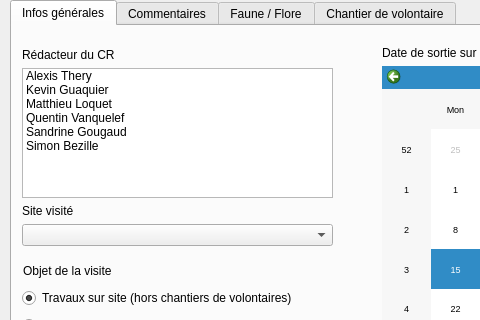
VincentD/bdtravaux, file ui_bdtravaux_sortie.ui: the form before one commit; both pictures show x 0 to 480 and y 0 to 320 of the 806 by 553 pixel window.
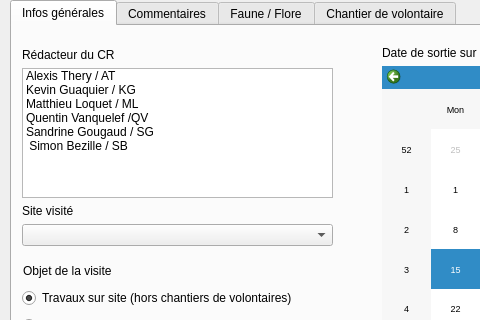
The form after the commit.

Commit message: Issue #35 : rétablissement des observateurs dans la combobox "sortie "du module "operations" Issue #36 : bugs dûs à la présence d'apostrophes dans les textes résolus. "Pas de GH" : item ajouté à la liste "opprev" du module "operations", tant que les GH n'ont pas été saisis pour tous les sites.

Patch:
```diff
--- a/ui_bdtravaux_sortie.ui
+++ b/ui_bdtravaux_sortie.ui
@@ -87,32 +87,32 @@
         </property>
         <item>
          <property name="text">
-          <string>Alexis Thery</string>
+          <string>Alexis Thery / AT</string>
          </property>
         </item>
         <item>
          <property name="text">
-          <string>Kevin Guaquier</string>
+          <string>Kevin Guaquier / KG</string>
          </property>
         </item>
         <item>
          <property name="text">
-          <string>Matthieu Loquet</string>
+          <string>Matthieu Loquet / ML</string>
          </property>
         </item>
         <item>
          <property name="text">
-          <string>Quentin Vanquelef</string>
+          <string>Quentin Vanquelef /QV</string>
          </property>
         </item>
         <item>
          <property name="text">
-          <string>Sandrine Gougaud</string>
+          <string>Sandrine Gougaud / SG</string>
          </property>
         </item>
         <item>
          <property name="text">
-          <string>Simon Bezille</string>
+          <string> Simon Bezille / SB</string>
          </property>
         </item>
        </widget>
```
The commit also changes 3 other files.
